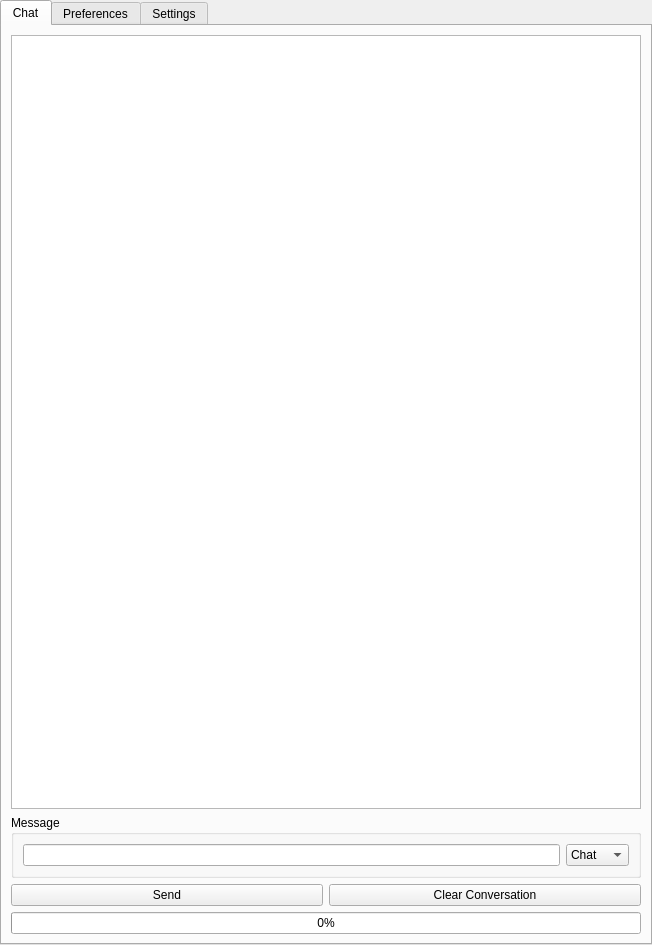
Old version of the form src/airunner/widgets/llm/templates/llm_widget.ui in the repository Capsize-Games/airunner.
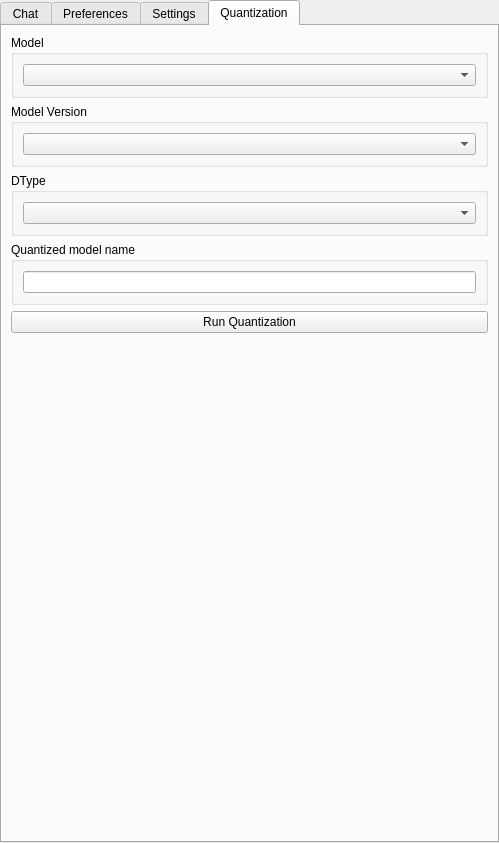
New version of the form. The open tabs and pages were chosen to show the change. Icons and pictures are not drawn. Custom widgets are drawn as their Qt base class.

Commit message: Adds 2bit options to LLM widget

The edit to the form file:
```diff
--- a/src/airunner/widgets/llm/templates/llm_widget.ui
+++ b/src/airunner/widgets/llm/templates/llm_widget.ui
@@ -6,8 +6,8 @@
    <rect>
     <x>0</x>
     <y>0</y>
-    <width>652</width>
-    <height>945</height>
+    <width>499</width>
+    <height>843</height>
    </rect>
   </property>
   <property name="windowTitle">
@@ -40,13 +40,6 @@
        <string>Chat</string>
       </attribute>
       <layout class="QGridLayout" name="gridLayout_8">
-       <item row="3" column="0">
-        <widget class="QProgressBar" name="progressBar">
-         <property name="value">
-          <number>0</number>
-         </property>
-        </widget>
-       </item>
        <item row="2" column="0">
         <layout class="QHBoxLayout" name="horizontalLayout_2">
          <item>
@@ -56,6 +49,13 @@
            </property>
           </widget>
          </item>
+         <item>
+          <widget class="QProgressBar" name="progressBar">
+           <property name="value">
+            <number>0</number>
+           </property>
+          </widget>
+         </item>
          <item>
           <widget class="QPushButton" name="clear_conversatiion_button">
            <property name="text">
@@ -891,6 +891,85 @@
        </item>
       </layout>
      </widget>
+     <widget class="QWidget" name="tab_4">
+      <attribute name="title">
+       <string>Quantization</string>
+      </attribute>
+      <layout class="QGridLayout" name="gridLayout_7">
+       <item row="0" column="0">
+        <widget class="QGroupBox" name="groupBox_9">
+         <property name="title">
+          <string>Model</string>
+         </property>
+         <layout class="QGridLayout" name="gridLayout_14">
+          <item row="0" column="0">
+           <widget class="QComboBox" name="quantization_model"/>
+          </item>
+         </layout>
+        </widget>
+       </item>
+       <item row="1" column="0">
+        <widget class="QGroupBox" name="groupBox_13">
+         <property name="title">
+          <string>Model Version</string>
+         </property>
+         <layout class="QGridLayout" name="gridLayout_16">
+          <item row="0" column="0">
+           <widget class="QComboBox" name="quantization_model_version">
+            <property name="currentIndex">
+             <number>-1</number>
+            </property>
+           </widget>
+          </item>
+         </layout>
+        </widget>
+       </item>
+       <item row="2" column="0">
+        <widget class="QGroupBox" name="groupBox_10">
+         <property name="title">
+          <string>DType</string>
+         </property>
+         <layout class="QGridLayout" name="gridLayout_6">
+          <item row="0" column="0">
+           <widget class="QComboBox" name="comboBox_2"/>
+          </item>
+         </layout>
+        </widget>
+       </item>
+       <item row="3" column="0">
+        <widget class="QGroupBox" name="groupBox_12">
+         <property name="title">
+          <string>Quantized model name</string>
+         </property>
+         <layout class="QGridLayout" name="gridLayout_15">
+          <item row="0" column="0">
+           <widget class="QLineEdit" name="lineEdit"/>
+          </item>
+         </layout>
+        </widget>
+       </item>
+       <item row="4" column="0">
+        <widget class="QPushButton" name="pushButton_2">
+         <property name="text">
+          <string>Run Quantization</string>
+         </property>
+        </widget>
+       </item>
+       <item row="5" column="0">
+        <spacer name="verticalSpacer_2">
+         <property name="orientation">
+          <enum>Qt::Vertical</enum>
+         </property>
+         <property name="sizeHint" stdset="0">
+          <size>
+           <width>20</width>
+           <height>40</height>
+          </size>
+         </property>
+        </spacer>
+       </item>
+      </layout>
+     </widget>
     </widget>
    </item>
   </layout>
```
Left out of the diff: 34 changed lines with no effect on the pictures. The commit also changes 2 other files.
